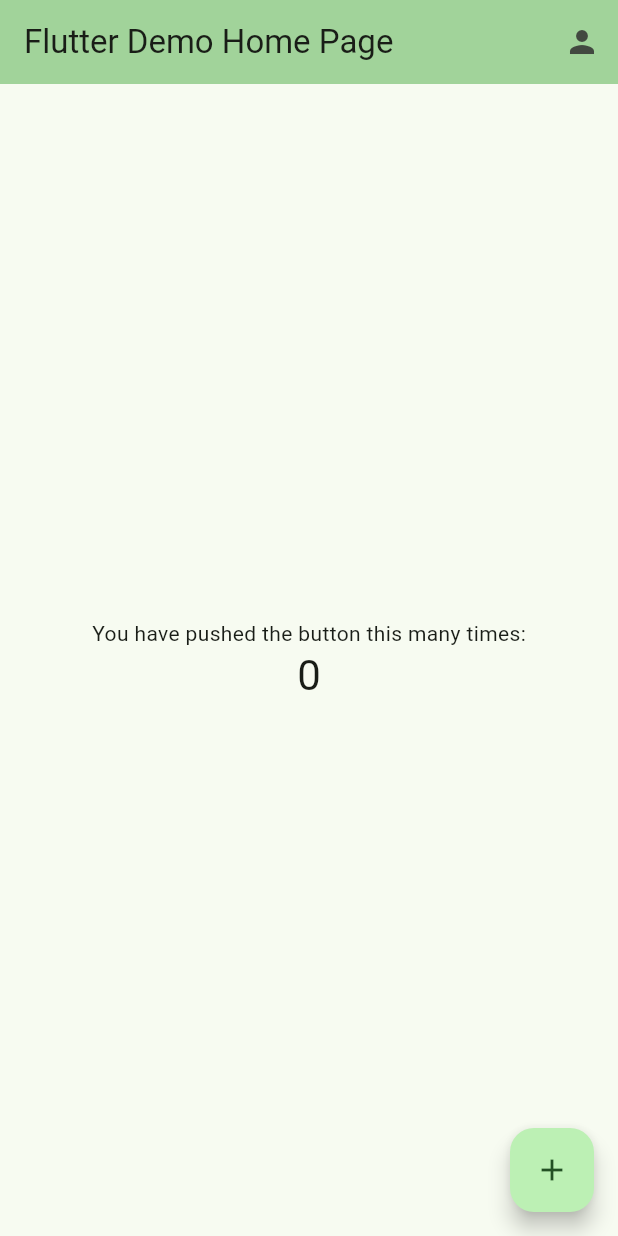
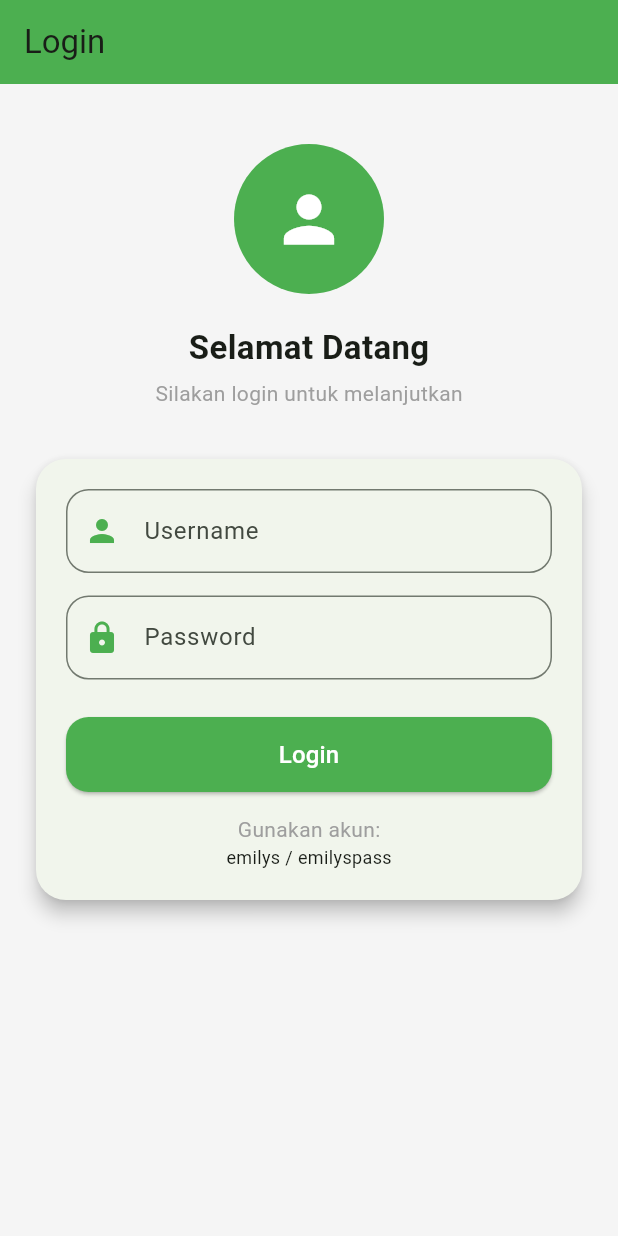
Before and after one commit to hawwinrmdhn67/Flutter, a Flutter app: the screen it shows after launch, on a phone screen of 412 x 824 dp. Run offline on Flutter 3.47's test engine with Material 3 defaults, Android fonts, the phone set to English and light mode, and no system bars; our stand-ins replace flutter_bloc.

Commit message:
Updated fitur login + Bloc (state management)

```diff
--- /dev/null
+++ b/lib/bloc/login_bloc.dart
@@ -0,0 +1,49 @@
+import 'package:flutter_bloc/flutter_bloc.dart';
+import '../services/api_service.dart';
+import 'login_event.dart';
+import 'login_state.dart';
+
+// Bloc = penghubung antara UI dan API
+class LoginBloc extends Bloc<LoginEvent, LoginState> {
+
+  // ambil ApiService untuk akses API
+  final ApiService apiService;
+
+  // set state awal = LoginInitial
+  LoginBloc(this.apiService) : super(LoginInitial()) {
+
+    // dengarkan event ketika tombol login ditekan
+    on<LoginButtonPressed>((event, emit) async {
+
+      // 👉 COMMAND 1:
+      // kirim state loading ke UI
+      // biasanya UI akan tampilkan loading spinner
+      emit(LoginLoading());
+
+      try {
+        // 👉 COMMAND 2:
+        // kirim username & password ke API
+        // tunggu response dari server
+        final user = await apiService.login(
+          event.username,
+          event.password,
+        );
+
+        // 👉 COMMAND 3:
+        // jika login berhasil
+        // kirim data user ke UI
+        // UI akan pindah ke halaman profile
+        emit(LoginSuccess(user));
+
+      } catch (e) {
+
+        // 👉 COMMAND 4:
+        // jika terjadi error (misal password salah)
+        // kirim pesan error ke UI
+        emit(LoginFailure(
+          e.toString().replaceAll("Exception: ", ""),
+        ));
+      }
+    });
+  }
+}
--- /dev/null
+++ b/lib/bloc/login_event.dart
@@ -0,0 +1,18 @@
+// Event = aksi dari UI (misalnya klik tombol)
+
+abstract class LoginEvent {}
+
+class LoginButtonPressed extends LoginEvent {
+
+  // 👉 COMMAND 1:
+  // ambil input username dari TextField
+  final String username;
+
+  // 👉 COMMAND 2:
+  // ambil input password dari TextField
+  final String password;
+
+  // 👉 COMMAND 3:
+  // kirim data ke Bloc saat tombol login ditekan
+  LoginButtonPressed(this.username, this.password);
+}
--- /dev/null
+++ b/lib/bloc/login_state.dart
@@ -0,0 +1,36 @@
+// State = kondisi yang dikirim dari Bloc ke UI
+
+abstract class LoginState {}
+
+
+// 👉 STATE 1: kondisi awal (belum ngapa-ngapain)
+class LoginInitial extends LoginState {}
+
+
+// 👉 STATE 2: saat proses login berjalan
+// biasanya UI tampilkan loading spinner
+class LoginLoading extends LoginState {}
+
+
+// 👉 STATE 3: login berhasil
+// membawa data user dari API
+class LoginSuccess extends LoginState {
+
+  // 👉 COMMAND:
+  // simpan data user (username, token, dll)
+  final Map<String, dynamic> user;
+
+  LoginSuccess(this.user);
+}
+
+
+// 👉 STATE 4: login gagal
+// membawa pesan error
+class LoginFailure extends LoginState {
+
+  // 👉 COMMAND:
+  // simpan pesan error untuk ditampilkan di UI
+  final String error;
+
+  LoginFailure(this.error);
+}
--- a/lib/main.dart
+++ b/lib/main.dart
@@ -1,5 +1,8 @@
 import 'package:flutter/material.dart';
-import 'profil.dart';
+import 'package:flutter_bloc/flutter_bloc.dart';
+import 'bloc/login_bloc.dart';
+import 'services/api_service.dart';
+import 'routes.dart';
 
 void main() {
   runApp(const MyApp());
@@ -10,70 +13,15 @@ class MyApp extends StatelessWidget {
 
   @override
   Widget build(BuildContext context) {
-    return MaterialApp(
-      title: 'Flutter Demo',
-      theme: ThemeData(
-        colorScheme: ColorScheme.fromSeed(seedColor: Colors.green),
-      ),
-      home: const MyHomePage(title: 'Flutter Demo Home Page'),
-    );
-  }
-}
-
-class MyHomePage extends StatefulWidget {
-  const MyHomePage({super.key, required this.title});
-  final String title;
-
-  @override
-  State<MyHomePage> createState() => _MyHomePageState();
-}
-
-class _MyHomePageState extends State<MyHomePage> {
-  int _counter = 0;
-
-  void _incrementCounter() {
-    setState(() {
-      _counter++;
-    });
-  }
-
-  void _goToProfile() {
-    Navigator.push(
-      context,
-      MaterialPageRoute(builder: (context) => const ProfilePage()),
-    );
-  }
-
-  @override
-  Widget build(BuildContext context) {
-    return Scaffold(
-      appBar: AppBar(
-        backgroundColor: Theme.of(context).colorScheme.inversePrimary,
-        title: Text(widget.title),
-
-        // Menu Profile di Navbar
-        actions: [
-          IconButton(
-            icon: const Icon(Icons.person),
-            onPressed: _goToProfile,
-          ),
-        ],
-      ),
-      body: Center(
-        child: Column(
-          mainAxisAlignment: MainAxisAlignment.center,
-          children: [
-            const Text('You have pushed the button this many times:'),
-            Text(
-              '$_counter',
-              style: Theme.of(context).textTheme.headlineMedium,
-            ),
-          ],
+    return BlocProvider(
+      create: (_) => LoginBloc(ApiService()),
+      child: MaterialApp(
+        debugShowCheckedModeBanner: false,
+        initialRoute: AppRoutes.login,
+        onGenerateRoute: AppRoutes.generateRoute,
+        theme: ThemeData(
+          colorScheme: ColorScheme.fromSeed(seedColor: Colors.green),
         ),
-      ),
-      floatingActionButton: FloatingActionButton(
-        onPressed: _incrementCounter,
-        child: const Icon(Icons.add),
       ),
     );
   }
--- /dev/null
+++ b/lib/pages/login_page.dart
@@ -0,0 +1,182 @@
+import 'package:flutter/material.dart';
+import 'package:flutter_bloc/flutter_bloc.dart';
+import '../bloc/login_bloc.dart';
+import '../bloc/login_event.dart';
+import '../bloc/login_state.dart';
+import '../routes.dart';
+
+class LoginPage extends StatelessWidget {
+  LoginPage({super.key});
+
+  final usernameController = TextEditingController();
+  final passwordController = TextEditingController();
+
+  @override
+  Widget build(BuildContext context) {
+    return Scaffold(
+      backgroundColor: Colors.grey[100],
+
+      appBar: AppBar(
+        title: const Text("Login"),
+        backgroundColor: Colors.green,
+        elevation: 0,
+        automaticallyImplyLeading: false,
+      ),
+
+      body: SingleChildScrollView(
+        child: Column(
+          children: [
+            const SizedBox(height: 40),
+
+            // ICON / HEADER
+            const CircleAvatar(
+              radius: 50,
+              backgroundColor: Colors.green,
+              child: Icon(Icons.person, size: 50, color: Colors.white),
+            ),
+
+            const SizedBox(height: 20),
+
+            const Text(
+              "Selamat Datang",
+              style: TextStyle(
+                fontSize: 22,
+                fontWeight: FontWeight.bold,
+              ),
+            ),
+
+            const SizedBox(height: 5),
+
+            const Text(
+              "Silakan login untuk melanjutkan",
+              style: TextStyle(color: Colors.grey),
+            ),
+
+            const SizedBox(height: 30),
+
+            // CARD LOGIN
+            Padding(
+              padding: const EdgeInsets.symmetric(horizontal: 20),
+              child: Card(
+                shape: RoundedRectangleBorder(
+                  borderRadius: BorderRadius.circular(20),
+                ),
+                elevation: 5,
+                child: Padding(
+                  padding: const EdgeInsets.all(20),
+                  child: Column(
+                    children: [
+                      // USERNAME
+                      TextField(
+                        controller: usernameController,
+                        decoration: InputDecoration(
+                          labelText: "Username",
+                          prefixIcon: const Icon(Icons.person, color: Colors.green),
+                          border: OutlineInputBorder(
+                            borderRadius: BorderRadius.circular(15),
+                          ),
+                        ),
+                      ),
+
+                      const SizedBox(height: 15),
+
+                      // PASSWORD
+                      TextField(
+                        controller: passwordController,
+                        obscureText: true,
+                        decoration: InputDecoration(
+                          labelText: "Password",
+                          prefixIcon: const Icon(Icons.lock, color: Colors.green),
+                          border: OutlineInputBorder(
+                            borderRadius: BorderRadius.circular(15),
+                          ),
+                        ),
+                      ),
+
+                      const SizedBox(height: 25),
+
+                      // BUTTON LOGIN
+                      BlocConsumer<LoginBloc, LoginState>(
+                        listener: (context, state) {
+                          if (state is LoginSuccess) {
+                            Navigator.pushReplacementNamed(
+                              context,
+                              AppRoutes.profile,
+                              arguments: state.user, // kirim data user
+                            );
+                          } else if (state is LoginFailure) {
+                            ScaffoldMessenger.of(context).showSnackBar(
+                              SnackBar(content: Text(state.error)),
+                            );
+                          }
+                        },
+                        builder: (context, state) {
+                          if (state is LoginLoading) {
+                            return const CircularProgressIndicator();
+                          }
+
+                          return SizedBox(
+                            width: double.infinity,
+                            height: 50,
+                            child: ElevatedButton(
+                              style: ElevatedButton.styleFrom(
+                                backgroundColor: Colors.green,
+                                shape: RoundedRectangleBorder(
+                                  borderRadius: BorderRadius.circular(15),
+                                ),
+                              ),
+                              onPressed: () {
+                                final username = usernameController.text.trim();
+                                final password = passwordController.text.trim();
+
+                                if (username.isEmpty || password.isEmpty) {
+                                  ScaffoldMessenger.of(context).showSnackBar(
+                                    const SnackBar(
+                                      content: Text("Username & Password wajib diisi"),
+                                    ),
+                                  );
+                                  return;
+                                }
+
+                                context.read<LoginBloc>().add(
+                                      LoginButtonPressed(
+                                        username,
+                                        password,
+                                      ),
+                                    );
+                              },
+                              child: const Text(
+                                "Login",
+                                style: TextStyle(
+                                    color: Colors.white,
+                                    fontSize: 16),
+                              ),
+                            ),
+                          );
+                        },
+                      ),
+
+                      const SizedBox(height: 15),
+
+                      // INFO LOGIN
+                      const Text(
+                        "Gunakan akun:",
+                        style: TextStyle(color: Colors.grey),
+                      ),
+                      const Text(
+                        "emilys / emilyspass",
+                        style: TextStyle(fontSize: 12),
+                      ),
+                    ],
+                  ),
+                ),
+              ),
+            ),
+
+            const SizedBox(height: 30),
+          ],
+        ),
+      ),
+    );
+  }
+}
--- a/lib/profil.dart
+++ b/lib/pages/profile.dart
@@ -11,6 +11,7 @@ class ProfilePage extends StatelessWidget {
         title: const Text("Profil Saya"),
         backgroundColor: Colors.green,
         elevation: 0,
+        automaticallyImplyLeading: false, // hapus tombol kembali
       ),
       body: SingleChildScrollView(
         child: Column(
--- /dev/null
+++ b/lib/routes.dart
@@ -0,0 +1,40 @@
+import 'package:flutter/material.dart';
+import 'pages/login_page.dart';
+import 'pages/profile.dart';
+
+// AppRoutes = tempat mengatur semua navigasi halaman
+class AppRoutes {
+
+  // 👉 COMMAND 1:
+  // nama route untuk login page
+  static const String login = '/login';
+
+  // 👉 COMMAND 2:
+  // nama route untuk profile page
+  static const String profile = '/profile';
+
+  // 👉 COMMAND 3:
+  // fungsi untuk menentukan halaman mana yang ditampilkan
+  static Route<dynamic> generateRoute(RouteSettings settings) {
+
+    // 👉 COMMAND 4:
+    // cek route yang dipanggil
+    switch (settings.name) {
+
+      case login:
+        // 👉 COMMAND 5:
+        // jika route = /login → buka LoginPage
+        return MaterialPageRoute(builder: (_) => LoginPage());
+
+      case profile:
+        // 👉 COMMAND 6:
+        // jika route = /profile → buka ProfilePage
+        return MaterialPageRoute(builder: (_) => const ProfilePage());
+
+      default:
+        // 👉 COMMAND 7:
+        // jika route tidak dikenali → fallback ke LoginPage
+        return MaterialPageRoute(builder: (_) => LoginPage());
+    }
+  }
+}
--- /dev/null
+++ b/lib/services/api_service.dart
@@ -0,0 +1,50 @@
+import 'dart:convert';
+import 'package:http/http.dart' as http;
+
+// ApiService = tempat semua komunikasi ke server (API)
+class ApiService {
+
+  // function login untuk kirim username & password ke API
+  Future<Map<String, dynamic>> login(
+      String username, String password) async {
+
+    // 👉 COMMAND 1:
+    // kirim request POST ke server
+    final response = await http.post(
+      Uri.parse('https://dummyjson.com/auth/login'),
+
+      // 👉 COMMAND 2:
+      // header: memberi tahu server bahwa kita kirim JSON
+      headers: {
+        'Content-Type': 'application/json',
+      },
+
+      // 👉 COMMAND 3:
+      // body: data yang dikirim ke API (username & password)
+      body: jsonEncode({
+        'username': username,
+        'password': password,
+      }),
+    );
+
+    // 👉 COMMAND 4:
+    // ubah response JSON menjadi Map (biar bisa dipakai di Dart)
+    final data = jsonDecode(response.body);
+
+    // 👉 COMMAND 5:
+    // cek apakah login berhasil (status 200)
+    if (response.statusCode == 200) {
+
+      // 👉 COMMAND 6:
+      // jika berhasil → kirim data user ke Bloc
+      // (berisi token, username, dll)
+      return data;
+
+    } else {
+
+      // 👉 COMMAND 7:
+      // jika gagal → lempar error ke Bloc
+      throw Exception(data['message'] ?? 'Login gagal');
+    }
+  }
+}
--- a/pubspec.yaml
+++ b/pubspec.yaml
@@ -34,6 +34,8 @@ dependencies:
   # The following adds the Cupertino Icons font to your application.
   # Use with the CupertinoIcons class for iOS style icons.
   cupertino_icons: ^1.0.8
+  flutter_bloc: ^9.1.1
+  http: ^1.2.0
 
 dev_dependencies:
   flutter_test:
```
Also changed, not shown: pubspec.lock, 1 other file.
